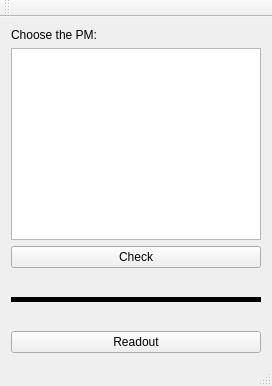
First picture: the form in GUI_for_server/mainwindow.ui, repository Michael-Sukhanov/GUI_DIM, before the edit.
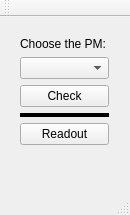
Second picture: the form after the edit.

Patch:
```diff
--- a/GUI_for_server/mainwindow.ui
+++ b/GUI_for_server/mainwindow.ui
@@ -6,14 +6,26 @@
    <rect>
     <x>0</x>
     <y>0</y>
-    <width>272</width>
-    <height>386</height>
+    <width>130</width>
+    <height>215</height>
    </rect>
   </property>
   <property name="windowTitle">
    <string>GUI</string>
   </property>
+  <property name="styleSheet">
+   <string notr="true">font: 75 11pt &quot;Century Schoolbook L&quot;;</string>
+  </property>
   <widget class="QWidget" name="centralWidget">
+   <widget class="QWidget" name="">
+    <property name="geometry">
+     <rect>
+      <x>9</x>
+      <y>9</y>
+      <width>111</width>
+      <height>130</height>
+     </rect>
+    </property>
    <layout class="QVBoxLayout" name="verticalLayout">
     <item>
      <widget class="QLabel" name="label">
@@ -23,7 +35,7 @@
      </widget>
     </item>
     <item>
-     <widget class="QListWidget" name="PM_list"/>
+      <widget class="QComboBox" name="PM_list"/>
     </item>
     <item>
      <widget class="QPushButton" name="pushButton_2">
@@ -66,13 +78,14 @@
     </item>
    </layout>
   </widget>
+  </widget>
   <widget class="QMenuBar" name="menuBar">
    <property name="geometry">
     <rect>
      <x>0</x>
      <y>0</y>
-     <width>272</width>
-     <height>24</height>
+     <width>130</width>
+     <height>25</height>
     </rect>
    </property>
   </widget>
```
Lines whose indentation alone changed are shown as unchanged.
